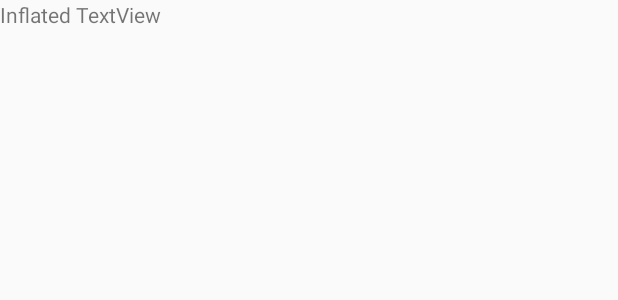
After one commit to rameshvoltella/FragmentLifecycleToybox, an Android app: the layout static_textview_to_inflate.xml on its own in the app's theme, with its tools: preview values and no code run, on a phone screen of 412 x 824 dp. The commit adds this screen. Shown: the top 300 px of the screen. Run offline under Robolectric (Android 15) with nearby library versions, the light colour scheme and no system bars.

Commit message:
Added static fragment. Debugging now.

```diff
--- a/app/src/main/java/com/barryholroyd/fragmentlifedemo/FragmentPrintStates.java
+++ b/app/src/main/java/com/barryholroyd/fragmentlifedemo/FragmentPrintStates.java
@@ -21,8 +21,12 @@ import android.view.ViewGroup;
 public class FragmentPrintStates extends Fragment
 {
   //<editor-fold desc="FIELDS">
-  private Trace trace = new Trace(Trace.LOGTAG_FRAGMENTLC, Trace.SEP_FRAGMENTLC, null);
+  private Trace trace = new Trace(Trace.LOGTAG_FRAGLC, Trace.SEP_FRAGMENTLC, null);
   //</editor-fold>
+  public void setLogTag(String s) {
+	  trace.setLogTag(s);
+  }
+
   //<editor-fold desc="OVERRIDES">
   // Called when the fragment's activity has been created and this fragment's view hierarchy instantiated.
   @Override
--- a/app/src/main/java/com/barryholroyd/fragmentlifedemo/MainActivity.java
+++ b/app/src/main/java/com/barryholroyd/fragmentlifedemo/MainActivity.java
@@ -31,6 +31,10 @@ public class MainActivity extends ActivityPrintStates
 
 	static final private String FRAGTAG1 = "FragTag1";
 	static final private String FRAGTAG2 = "FragTag2";
+
+	// Tracing onLayout() and onMeasure() introduces a lot of extra tracing.
+	// Set the following manually, as desired.
+	static final public boolean trace_layout_and_measure = true;
 
 	private enum FTCMD {    // FragmentTransaction commands
 		ADD_WITHOUT_VIEW("ADD_WITHOUT_VIEW"),
--- a/app/src/main/java/com/barryholroyd/fragmentlifedemo/MyFragment.java
+++ b/app/src/main/java/com/barryholroyd/fragmentlifedemo/MyFragment.java
@@ -19,7 +19,8 @@ public class MyFragment extends FragmentPrintStates
 
 	public void init(Context c, int fno, String ftag, int cid) {
 		InfoImpl  info  = new InfoImpl(this);
-		trace = new Trace(Trace.LOGTAG_FRAGMENT, Trace.SEP_FRAGMENT, info);
+		trace = new Trace(Trace.LOGTAG_FRAG_DYN, Trace.SEP_FRAGMENT, info);
+		super.setLogTag(Trace.LOGTAG_FRAGLC_DYN);
 		context = c;
 		frag_no = fno;
 		frag_tag = ftag;
--- /dev/null
+++ b/app/src/main/res/layout/static_textview_to_inflate.xml
@@ -0,0 +1,7 @@
+<?xml version="1.0" encoding="utf-8"?>
+<TextView xmlns:android="http://schemas.android.com/apk/res/android"
+      android:layout_width="match_parent"
+      android:layout_height="match_parent"
+      android:text="Inflated TextView"
+    >
+</TextView>
```
Also changed, not shown: app/src/main/java/com/barryholroyd/fragmentlifedemo/FldLinearLayout.java (+5 -2 lines), app/src/main/java/com/barryholroyd/fragmentlifedemo/FldTextView.java (+5 -3 lines), app/src/main/java/com/barryholroyd/fragmentlifedemo/MyFragmentStatic.java (added, +30 -0 lines), app/src/main/java/com/barryholroyd/fragmentlifedemo/Trace.java (+13 -6 lines), app/src/main/res/layout/activity_main.xml (+8 -0 lines).
